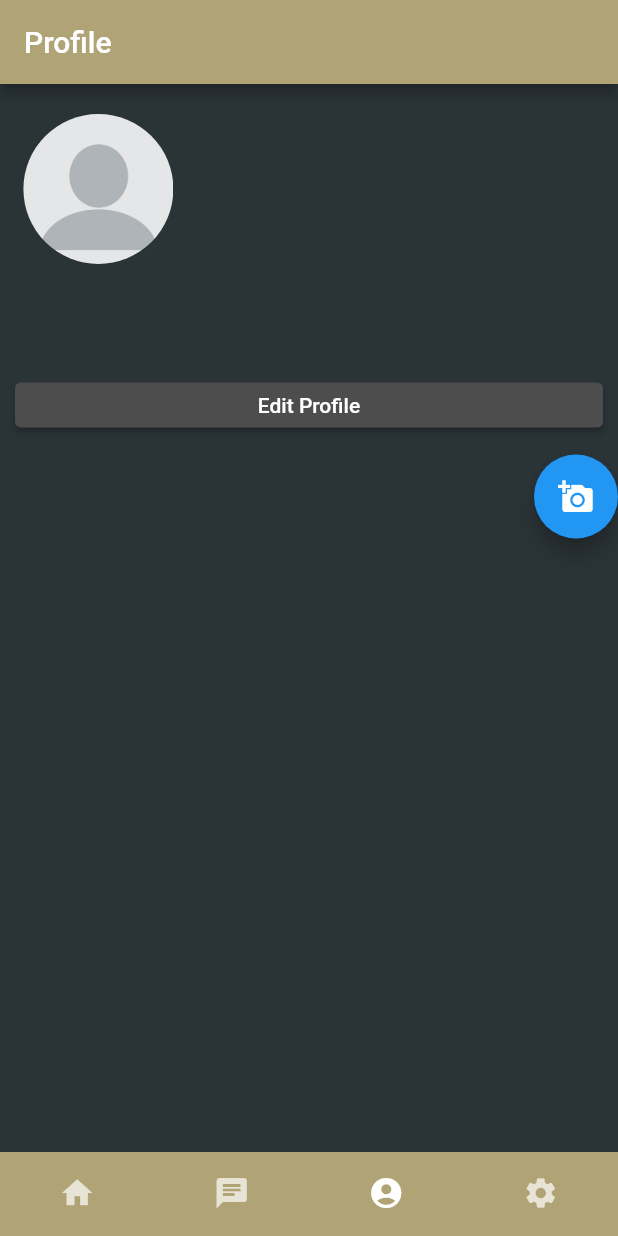
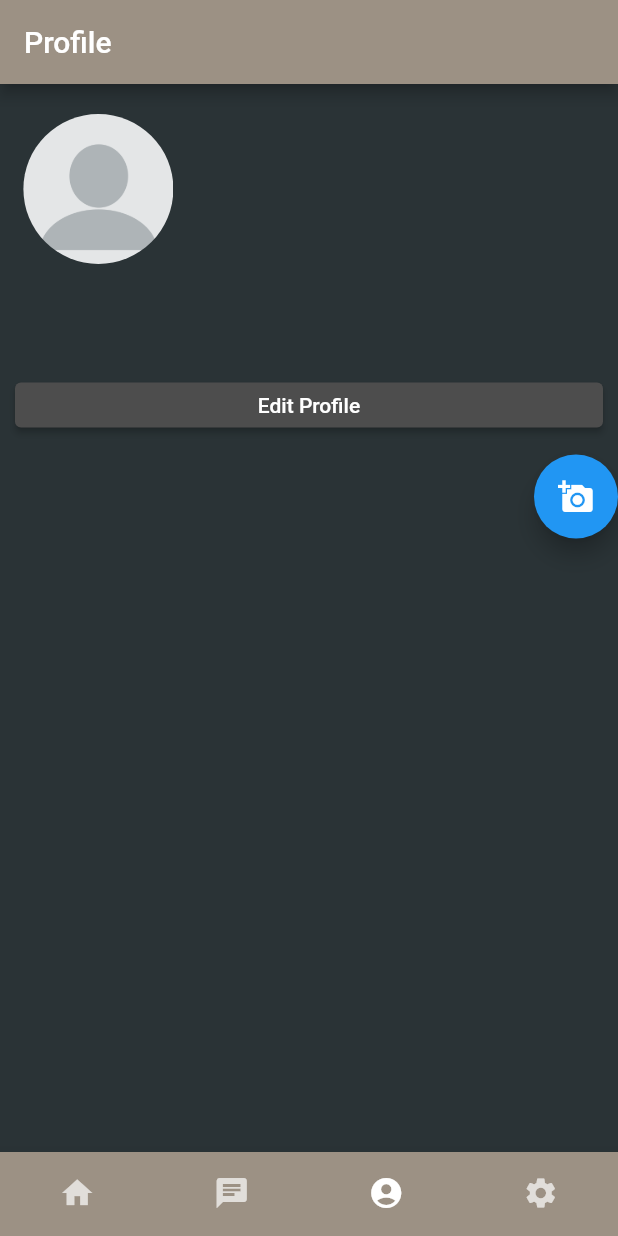
Before and after one commit to Mentalo158/Chat-app, a Flutter app: the screen it shows once a user with an empty profile is signed in, item 3 of the bottom bar chosen, on a phone screen of 412 x 824 dp. Run offline on Flutter 3.47's test engine with Material 2 defaults, Android fonts, the phone set to English and light mode, and no system bars; our stand-ins replace cloud_firestore, email_validator, firebase_auth, firebase_core, firebase_storage, image_picker; accounts and stored records are empty; network calls fail.

Commit message:
@bisschen Nachrichten formatiert

```diff
--- a/lib/HomeScreen.dart
+++ b/lib/HomeScreen.dart
@@ -14,7 +14,7 @@ class HomeScreen extends StatefulWidget {
 class _HomeScreen extends State<HomeScreen> {
   int _currentIndex = 0;
   String _currentAppBarTitle = "";
-  var barColor = Color(0xFFB0A476);
+  var barColor = Color.fromRGBO(156, 145, 132, 10);
 
   // Different screens for BottomNavigatorBar
   final screens = [
--- a/lib/screens/tabBarScreens/MyProfileScreen.dart
+++ b/lib/screens/tabBarScreens/MyProfileScreen.dart
@@ -80,11 +80,13 @@ class _MyProfileScreenState extends State<MyProfileScreen> {
                   child: Stack(
                     children: [
                       const ClipOval(
+
                           child: Image(
                         width: 100,
                         height: 100,
                         image: AssetImage('assets/images/blankprofile.jpg'),
                         fit: BoxFit.cover,
+
                       )),
                       if (isEditing)
                         Container(
--- a/lib/screens/tabBarScreens/chatScreen.dart
+++ b/lib/screens/tabBarScreens/chatScreen.dart
@@ -6,6 +6,9 @@ import 'package:flutter_course/screens/models/User.dart';
 import 'package:flutter_course/screens/tabBarScreens/UserProfile.dart';
 import 'package:flutter_course/screens/tabBarScreens/insideChat.dart';
 
+/*
+The screen where all Users are listed so that a chat can be opened with them.
+ */
 class ChatScreen extends StatefulWidget {
   const ChatScreen({super.key});
 
@@ -14,12 +17,13 @@ class ChatScreen extends StatefulWidget {
 }
 
 class _ChatScreenState extends State<ChatScreen> {
+  // Checks for the current user
   final userId = FirebaseAuth.instance.currentUser!.uid;
 
   @override
   Widget build(BuildContext context) {
     return Scaffold(
-      // Ausgabe der User Liste (noch werden ALLE User angezeigt)
+      // Output of the User names
       body: StreamBuilder<List<MyUser>>(
           stream: DBfire().getDiscussionUser,
           builder: (context, snapshot) {
@@ -30,6 +34,7 @@ class _ChatScreenState extends State<ChatScreen> {
                   itemCount: users!.length,
                   itemBuilder: (ctx, i) {
                     final user = users[i];
+                    //Output of the Profile images
                     return FutureBuilder(
                       future: ImageLoader.getImage(user.profileImagePath),
                       builder: (context, snapshot) {
@@ -109,40 +114,3 @@ class _ChatScreenState extends State<ChatScreen> {
     );
   }
 }
-
-
-
-                      // onTap: () => Navigator.of(context).push(
-                      //   MaterialPageRoute(
-                      //     builder: (context) => InChat(user: user),
-                      //   ),
-                      // ),
-                      // leading: FutureBuilder(
-                      //   future: ImageLoader.getImage(user.profileImagePath),
-                      //   builder: (context, snapshot) {
-                      //     if (snapshot.hasData) {
-                      //       final image = snapshot.data;
-                      //       ClipOval(
-                      //         child: Image.network(
-                      //           image,
-                      //           width: 100,
-                      //           height: 100,
-                      //           fit: BoxFit.cover,
-                      //         ),
-                      //       );
-                      //     } else if (snapshot.hasError) {
-                      //       const ClipOval(
-                      //           child: Image(
-                      //         width: 100,
-                      //         height: 100,
-                      //         image:
-                      //             AssetImage('assets/images/blankprofile.jpg'),
-                      //         fit: BoxFit.cover,
-                      //       ));
-                      //     }
-                      //     return const Center(
-                      //         child: CircularProgressIndicator());
-                      //   },
-                      // ),
-
-                      // GestureDetector( onTap: () => Navigator.of(context).push( MaterialPageRoute( builder: (context) => UserProfile(user: user))), child: Icon(Icons.person)),
--- a/lib/screens/tabBarScreens/insideChat.dart
+++ b/lib/screens/tabBarScreens/insideChat.dart
@@ -6,6 +6,9 @@ import 'package:flutter_course/screens/models/User.dart';
 import 'package:flutter_course/screens/models/nachrichten.dart';
 import 'package:flutter_course/widgets/NachrichtenWidg.dart';
 
+/*
+Class to represent the chat with a specific user.
+ */
 class InChat extends StatefulWidget {
   InChat({Key? key, this.user}) : super(key: key);
   final MyUser? user;
@@ -23,6 +26,7 @@ class _InChatState extends State<InChat> {
   Widget build(BuildContext context) {
     return Scaffold(
       appBar: AppBar(
+        // Puts the Username onto the AppBar
         title: Text(widget.user!.username),
         centerTitle: true,
       ),
@@ -30,6 +34,7 @@ class _InChatState extends State<InChat> {
         children: [
           Expanded(
               child: StreamBuilder<List<Nachricht>>(
+                //Fetches the messages from DB
             stream: DBfire().getMessage(widget.user!.uid),
             builder: (context, s1) {
               if (s1.hasData) {
@@ -40,7 +45,7 @@ class _InChatState extends State<InChat> {
                       var messages = [...s1.data!, ...s2.data!];
                       messages
                           .sort((i, j) => i.createAt!.compareTo(j.createAt!));
-                      // Gibt Nachrichten so aus dass die neuste unten ist
+                      // Reverses the Messages so that the newest message is at the bottom
                       messages = messages.reversed.toList();
                       return ListView.builder(
                         itemExtent: 50,
@@ -64,7 +69,6 @@ class _InChatState extends State<InChat> {
             },
           )),
           Align(
-            // Add Validation
             alignment: const Alignment(0.0, 0.0),
             child: Form(
               key: formKey,
@@ -90,7 +94,7 @@ class _InChatState extends State<InChat> {
       ),
     );
   }
-
+  //Assigns the values and data to the variables
   Future _sendMessage() async {
     final isValid = formKey.currentState!.validate();
     if (!isValid) return;
--- a/lib/widgets/NachrichtenWidg.dart
+++ b/lib/widgets/NachrichtenWidg.dart
@@ -1,6 +1,8 @@
 import 'package:flutter/material.dart';
 import 'package:flutter_course/screens/models/nachrichten.dart';
-
+/*
+A widget for the messages.
+ */
 class NachrichtenWid extends StatelessWidget {
   const NachrichtenWid({Key? key, required this.msg}) : super(key: key);
   final Nachricht msg;
@@ -13,6 +15,7 @@ class NachrichtenWid extends StatelessWidget {
       mainAxisAlignment:
           msg.isMe ? MainAxisAlignment.end : MainAxisAlignment.start,
       children: [
+        //A Stack to output the messages from top to bottom
         Stack(
           children: [
             Container(
@@ -20,7 +23,7 @@ class NachrichtenWid extends StatelessWidget {
               decoration: BoxDecoration(
                   color: msg.isMe
                       ? Colors.blueAccent
-                      : Colors.white.withOpacity(.8),
+                      : Colors.black.withOpacity(.8),
                   borderRadius: BorderRadius.only(
                     topLeft: Radius.circular(10),
                     topRight: Radius.circular(10),
```
Also changed, not shown: lib/screens/models/nachrichten.dart (+6 -2 lines).
